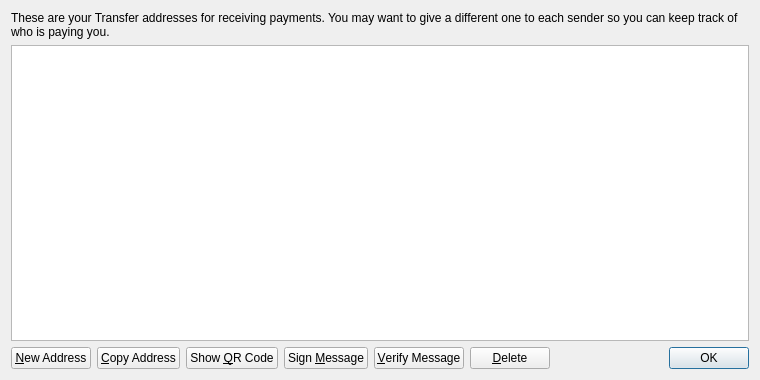
Above: src/qt/forms/addressbookpage.ui from transferdev/Transfercoin before the change. Below: the same form after it.
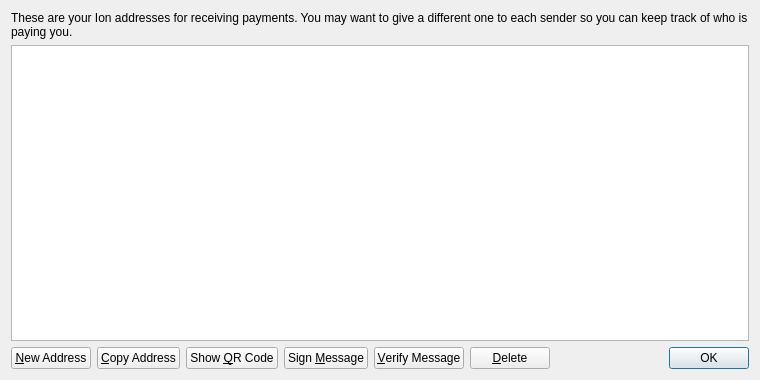
That is the form after the change.

Patch:
```diff
--- a/src/qt/forms/addressbookpage.ui
+++ b/src/qt/forms/addressbookpage.ui
@@ -17,7 +17,7 @@
    <item>
     <widget class="QLabel" name="labelExplanation">
      <property name="text">
-      <string>These are your Transfer addresses for receiving payments. You may want to give a different one to each sender so you can keep track of who is paying you.</string>
+      <string>These are your Ion addresses for receiving payments. You may want to give a different one to each sender so you can keep track of who is paying you.</string>
      </property>
      <property name="textFormat">
       <enum>Qt::PlainText</enum>
```
Left out of the diff: 4 changed lines with no effect on the pictures.
